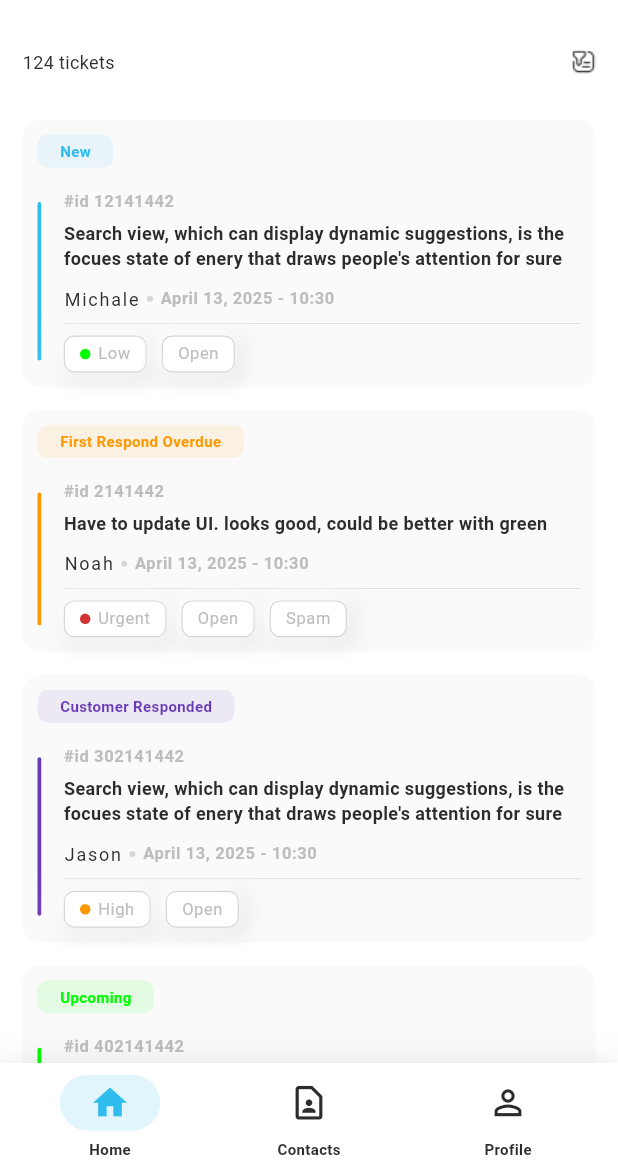
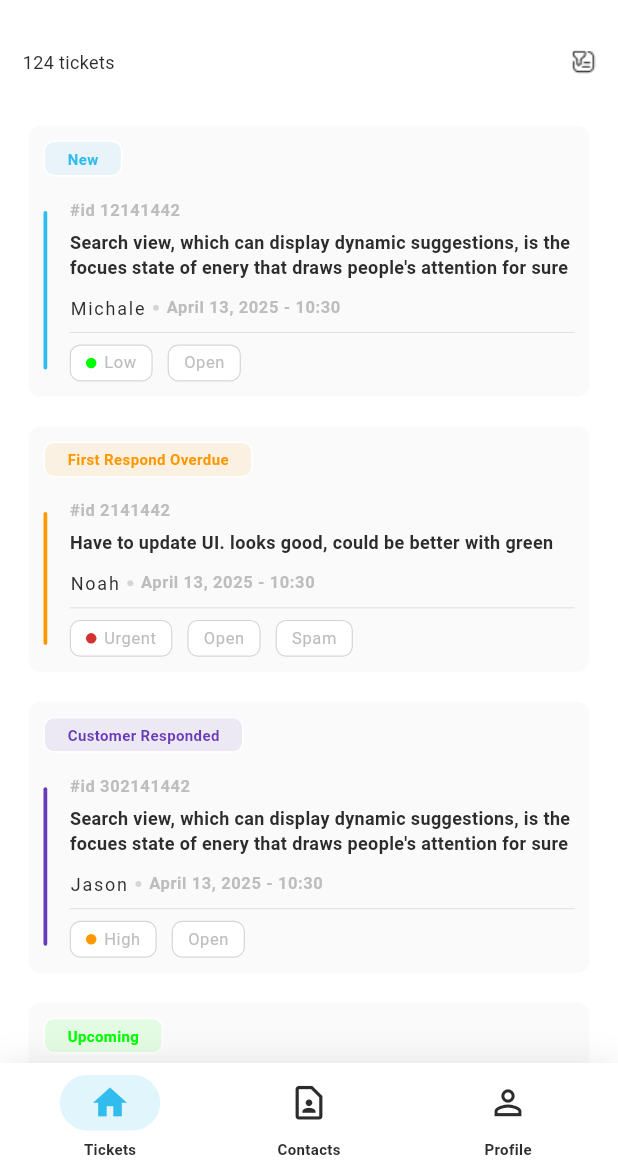
Before and after one commit to jubayer040/task_5, a Flutter app: the screen it shows after launch, on a phone screen of 412 x 824 dp, the part 65-1236 px from its top. Run offline on Flutter 3.47's test engine with Material 3 defaults, Android fonts, the light colour scheme and no system bars; our stand-ins replace dio, elegant_notification, logger; Roboto replaces fonts that are missing (Rubik_Regular); project files that could hold a hidden picture were left out.

Commit message:
simple update

```diff
--- a/lib/core/util/mydimens.dart
+++ b/lib/core/util/mydimens.dart
@@ -85,20 +85,20 @@ class MyDimens {
           borderRadius: BorderRadius.circular(7),
           color: Colors.white,
           border: Border.all(color: MyColor.inActiveColor, width: .8),
-          boxShadow: [
-            BoxShadow(
-              color: Colors.grey[300]!,
-              spreadRadius: 3,
-              blurRadius: 10,
-              offset: const Offset(2, 2),
-            ),
-            const BoxShadow(
-              color: Colors.white,
-              spreadRadius: 3,
-              blurRadius: 10,
-             offset: Offset(-2, -2),
-            ),
-          ],
+          // boxShadow: [
+          //   BoxShadow(
+          //     color: Colors.grey[300]!,
+          //     spreadRadius: 3,
+          //     blurRadius: 10,
+          //     offset: const Offset(2, 2),
+          //   ),
+          //   const BoxShadow(
+          //     color: Colors.white,
+          //     spreadRadius: 3,
+          //     blurRadius: 20,
+          //    offset: Offset(-2, -2),
+          //   ),
+         // ],
         ),
         child: Row(
           mainAxisSize: MainAxisSize.min,
--- a/lib/features/home/presentation/pages/home.dart
+++ b/lib/features/home/presentation/pages/home.dart
@@ -1,4 +1,5 @@
 import 'package:flutter/material.dart';
+import 'package:flutter/services.dart';
 import 'package:task_5/core/util/mydialog.dart';
 import 'package:task_5/features/contact/presentation/pages/contact_page.dart';
 import 'package:task_5/features/home/presentation/widgets/home_navbar.dart';
@@ -21,16 +22,21 @@ class _HomeState extends State<Home> {
 
   @override
   Widget build(BuildContext context) {
-    return WillPopScope(
-      onWillPop: () => MyDialog().showExitPopup(context),
+    return PopScope(
+      canPop: false,
+      onPopInvokedWithResult: (bool didPop, dynamic result) async {
+        if (!didPop) {
+          final shouldPop = await MyDialog().showExitPopup(context);
+          if (shouldPop) SystemNavigator.pop();
+        }
+      },
       child: Scaffold(
-          body: _pages[_currentPage],
-          bottomNavigationBar:
-                HomeNavBar(currentPage: _currentPage, onPageChange: _onPageChange),
-        ),
-
+        body: _pages[_currentPage],
+        bottomNavigationBar:
+            HomeNavBar(currentPage: _currentPage, onPageChange: _onPageChange),
+      ),
     );
   }
 
-  void _onPageChange(int i) => setState(() =>_currentPage=i);
+  void _onPageChange(int i) => setState(() => _currentPage = i);
 }
--- a/lib/features/home/presentation/widgets/home_navbar.dart
+++ b/lib/features/home/presentation/widgets/home_navbar.dart
@@ -30,7 +30,7 @@ class HomeNavBar extends StatelessWidget {
         mainAxisAlignment: MainAxisAlignment.spaceAround,
         crossAxisAlignment: CrossAxisAlignment.center,
         children: [
-          getNavBarItem(0, Icons.home, Icons.home_outlined, 'Home'),
+          getNavBarItem(0, Icons.home, Icons.home_outlined, 'Tickets'),
           getNavBarItem(
               1, Icons.contact_page, Icons.contact_page_outlined, 'Contacts'),
           getNavBarItem(2, Icons.person, Icons.person_outline, 'Profile'),
--- a/lib/features/ticket/presentation/widgets/tikcet_widgets/ticket_list.dart
+++ b/lib/features/ticket/presentation/widgets/tikcet_widgets/ticket_list.dart
@@ -14,15 +14,14 @@ class TicketList extends StatelessWidget {
       padding: EdgeInsets.all(15),
       itemBuilder: (context, i) => Container(
         padding: EdgeInsets.all(10),
-        margin: EdgeInsets.only(bottom: 15),
+        margin: EdgeInsets.only(bottom: 12),
         decoration: BoxDecoration(
           borderRadius: BorderRadius.circular(12),
-          color: MyColor.cardBackgroundColor
+          color: MyColor.cardBackgroundColor,
+          border: Border.all(color: Colors.white, width: 4),
         ),
-        child: TicketListItem(item: tickets[i])
+        child: TicketListItem(item: tickets[i]),
       ),
     );
   }
-
-
 }
--- a/lib/features/ticket/presentation/widgets/tikcet_widgets/ticket_list_item.dart
+++ b/lib/features/ticket/presentation/widgets/tikcet_widgets/ticket_list_item.dart
@@ -17,9 +17,9 @@ class TicketListItem extends StatelessWidget {
         Container(
           padding: EdgeInsets.symmetric(horizontal: 15, vertical: 4),
           decoration: BoxDecoration(
-            borderRadius: BorderRadius.circular(7),
-            color: item.currentStatus.color.withOpacity(0.09),
-          ),
+              borderRadius: BorderRadius.circular(7),
+              color: item.currentStatus.color.withOpacity(0.09),
+              border: Border.all(color: Colors.white)),
           child: Text(
             item.currentStatus.label,
             style: TextStyle(
```
